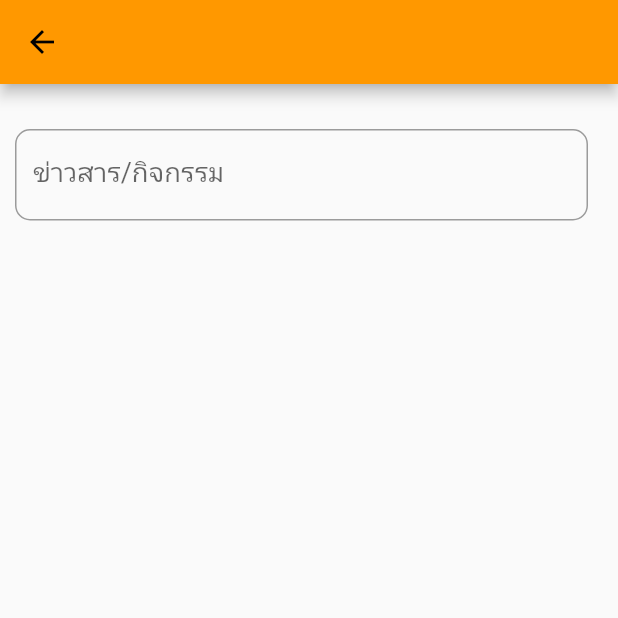
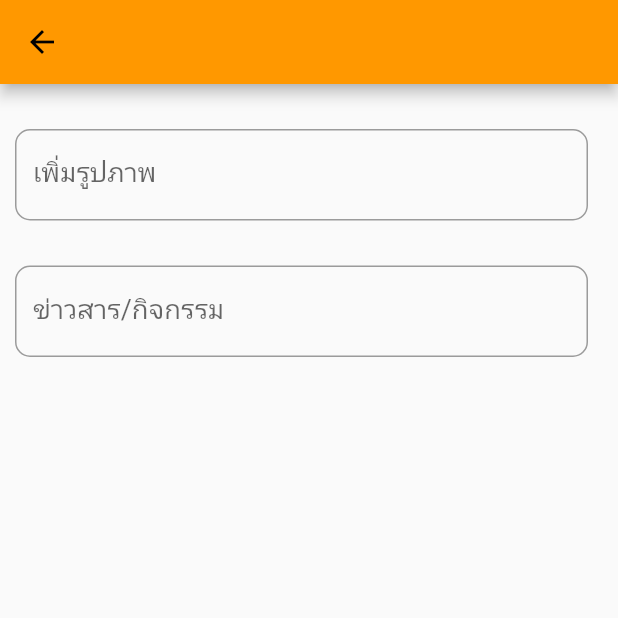
Before and after one commit to AChalee/Project_kmutt_news, a Flutter app: the AddData screen opened directly, on a phone screen of 412 x 824 dp, the top half of it. Run offline on Flutter 3.47's test engine with Material 2 defaults, Android fonts, the phone set to English and light mode, and no system bars.

Commit message:
Update addData.dart

```diff
--- a/lib/subpage/addData.dart
+++ b/lib/subpage/addData.dart
@@ -20,6 +20,17 @@ class _AddDataState extends State<AddData> {
               keyboardType: TextInputType.text,
               style: TextStyle(fontSize: 18),
               decoration: InputDecoration(
+                  labelText: 'เพิ่มรูปภาพ',
+                  border: OutlineInputBorder(
+                      borderRadius: BorderRadius.circular(10))),
+            ),
+            SizedBox(
+              height: 30,
+            ),
+            TextField(
+              keyboardType: TextInputType.text,
+              style: TextStyle(fontSize: 18),
+              decoration: InputDecoration(
                   labelText: 'ข่าวสาร/กิจกรรม',
                   border: OutlineInputBorder(
                       borderRadius: BorderRadius.circular(10))),
```
